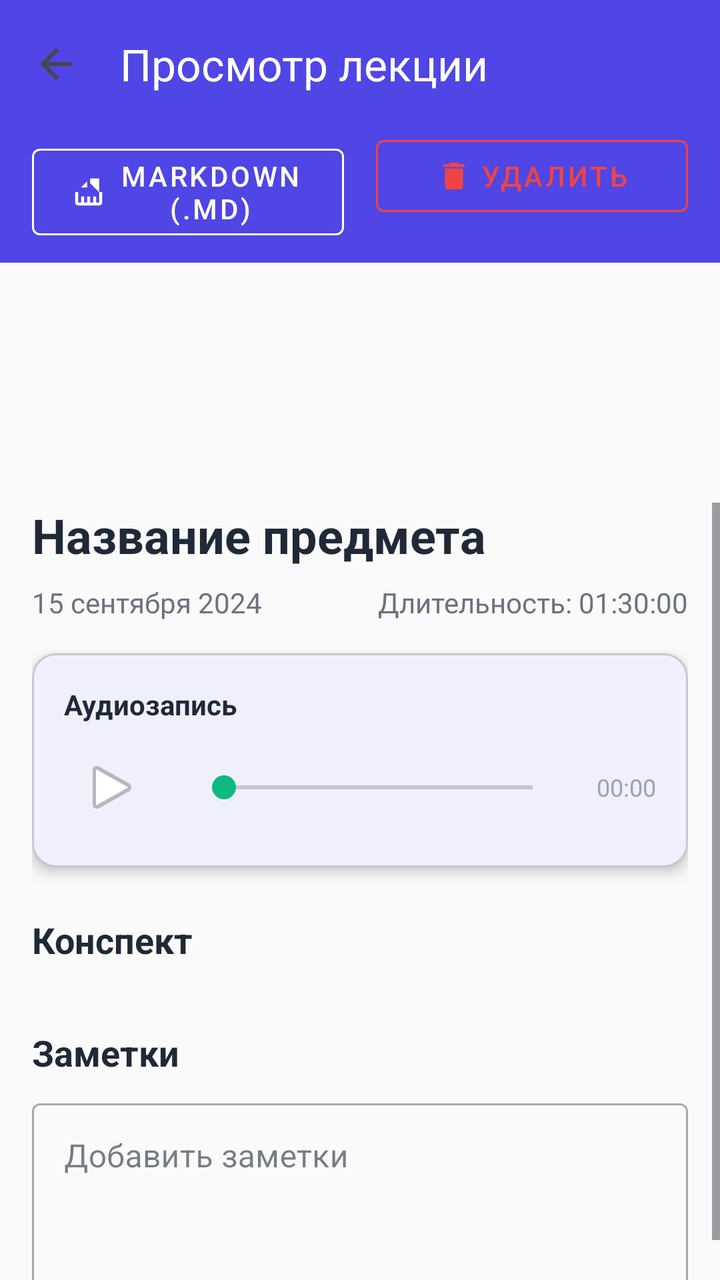
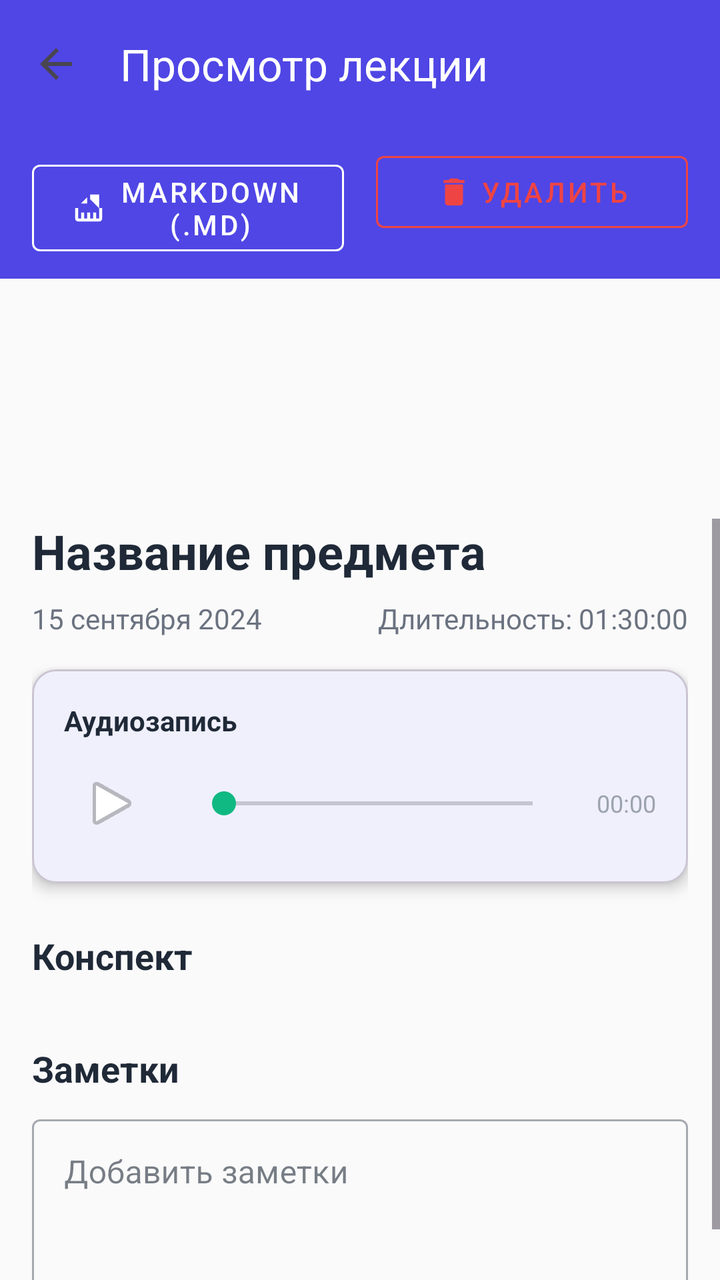

Screens rendered from an Android XML layout before and after an edit, with the pre-edit source and the edit as a unified diff.
<!-- AndroidManifest.xml: application theme Theme.Lector -->
<!-- res/layout/fragment_editor.xml -->
<?xml version="1.0" encoding="utf-8"?>
<androidx.coordinatorlayout.widget.CoordinatorLayout xmlns:android="http://schemas.android.com/apk/res/android"
    xmlns:app="http://schemas.android.com/apk/res-auto"
    android:layout_width="match_parent"
    android:layout_height="match_parent"
    android:background="@color/lector_background">

    
    <com.google.android.material.appbar.AppBarLayout
        android:id="@+id/appbar"
        android:layout_width="match_parent"
        android:layout_height="wrap_content"
        android:background="@color/lector_primary_dark"
        app:elevation="4dp">

        <com.google.android.material.appbar.MaterialToolbar
            android:id="@+id/toolbar"
            android:layout_width="match_parent"
            android:layout_height="?attr/actionBarSize"
            app:navigationIcon="@drawable/ic_back"
            app:title="Просмотр лекции"
            app:titleTextColor="@color/white" />

        
        <LinearLayout
            android:layout_width="match_parent"
            android:layout_height="wrap_content"
            android:orientation="horizontal"
            android:paddingHorizontal="16dp"
            android:paddingBottom="12dp">

            <com.google.android.material.button.MaterialButton
                android:id="@+id/btn_export"
                android:layout_width="0dp"
                android:layout_height="wrap_content"
                android:layout_weight="1"
                android:layout_marginEnd="8dp"
                style="@style/Widget.MaterialComponents.Button.OutlinedButton"
                android:text="@string/export_markdown"
                app:icon="@drawable/ic_export"
                app:iconGravity="textStart"
                app:strokeColor="@color/white"
                app:iconTint="@color/white"
                android:textColor="@color/white" />

            <com.google.android.material.button.MaterialButton
                android:id="@+id/btn_delete"
                android:layout_width="0dp"
                android:layout_height="wrap_content"
                android:layout_weight="1"
                android:layout_marginStart="8dp"
                style="@style/Widget.MaterialComponents.Button.OutlinedButton"
                android:text="@string/lecture_delete"
                app:icon="@drawable/ic_delete"
                app:iconGravity="textStart"
                app:strokeColor="@color/recording"
                app:iconTint="@color/recording"
                android:textColor="@color/recording" />

        </LinearLayout>

    </com.google.android.material.appbar.AppBarLayout>

    
    <ScrollView
        android:layout_width="match_parent"
        android:layout_height="match_parent"
        android:clipToPadding="false"
        android:paddingTop="120dp"
        android:paddingBottom="16dp"
        app:layout_behavior="@string/appbar_scrolling_view_behavior">

        <LinearLayout
            android:layout_width="match_parent"
            android:layout_height="wrap_content"
            android:orientation="vertical"
            android:paddingHorizontal="16dp">

            
            <TextView
                android:id="@+id/text_subject"
                android:layout_width="match_parent"
                android:layout_height="wrap_content"
                android:textSize="24sp"
                android:textStyle="bold"
                android:textColor="@color/lector_text_primary"
                android:text="Название предмета" />

            
            <LinearLayout
                android:layout_width="match_parent"
                android:layout_height="wrap_content"
                android:layout_marginTop="8dp"
                android:orientation="horizontal">

                <TextView
                    android:id="@+id/text_date"
                    android:layout_width="0dp"
                    android:layout_height="wrap_content"
                    android:layout_weight="1"
                    android:textSize="14sp"
                    android:textColor="@color/lector_text_secondary"
                    android:text="15 сентября 2024" />

                <TextView
                    android:id="@+id/text_duration"
                    android:layout_width="wrap_content"
                    android:layout_height="wrap_content"
                    android:textSize="14sp"
                    android:textColor="@color/lector_text_secondary"
                    android:text="Длительность: 01:30:00" />
            </LinearLayout>

            
            <com.google.android.material.card.MaterialCardView
                android:layout_width="match_parent"
                android:layout_height="wrap_content"
                android:layout_marginTop="16dp"
                app:cardCornerRadius="12dp"
                app:cardElevation="4dp">

                <LinearLayout
                    android:layout_width="match_parent"
                    android:layout_height="wrap_content"
                    android:orientation="vertical"
                    android:padding="16dp">

                    <TextView
                        android:layout_width="wrap_content"
                        android:layout_height="wrap_content"
                        android:text="Аудиозапись"
                        android:textSize="14sp"
                        android:textStyle="bold"
                        android:textColor="@color/lector_text_primary" />

                    
                    <LinearLayout
                        android:layout_width="match_parent"
                        android:layout_height="wrap_content"
                        android:layout_marginTop="8dp"
                        android:gravity="center_vertical"
                        android:orientation="horizontal">

                        <ImageButton
                            android:id="@+id/btn_play_pause"
                            android:layout_width="48dp"
                            android:layout_height="48dp"
                            android:background="?attr/selectableItemBackgroundBorderless"
                            android:src="@android:drawable/ic_media_play"
                            android:contentDescription="Воспроизвести" />

                        <SeekBar
                            android:id="@+id/seek_bar"
                            android:layout_width="0dp"
                            android:layout_height="wrap_content"
                            android:layout_weight="1"
                            android:layout_marginHorizontal="16dp" />

                        <TextView
                            android:id="@+id/text_current_time"
                            android:layout_width="wrap_content"
                            android:layout_height="wrap_content"
                            android:textSize="12sp"
                            android:textColor="@color/lector_text_hint"
                            android:text="00:00" />
                    </LinearLayout>

                </LinearLayout>

            </com.google.android.material.card.MaterialCardView>

            
            <TextView
                android:layout_width="wrap_content"
                android:layout_height="wrap_content"
                android:layout_marginTop="24dp"
                android:text="Конспект"
                android:textSize="18sp"
                android:textStyle="bold"
                android:textColor="@color/lector_text_primary" />

            <androidx.recyclerview.widget.RecyclerView
                android:id="@+id/recycler_view_blocks"
                android:layout_width="match_parent"
                android:layout_height="wrap_content"
                android:layout_marginTop="8dp"
                android:nestedScrollingEnabled="false" />

            
            <TextView
                android:layout_width="wrap_content"
                android:layout_height="wrap_content"
                android:layout_marginTop="24dp"
                android:text="Заметки"
                android:textSize="18sp"
                android:textStyle="bold"
                android:textColor="@color/lector_text_primary" />

            <com.google.android.material.textfield.TextInputLayout
                android:layout_width="match_parent"
                android:layout_height="wrap_content"
                android:layout_marginTop="8dp"
                style="@style/Widget.MaterialComponents.TextInputLayout.OutlinedBox"
                android:hint="Добавить заметки">

                <com.google.android.material.textfield.TextInputEditText
                    android:id="@+id/edit_notes"
                    android:layout_width="match_parent"
                    android:layout_height="wrap_content"
                    android:minLines="3"
                    android:gravity="top"
                    android:inputType="textMultiLine" />

            </com.google.android.material.textfield.TextInputLayout>

        </LinearLayout>

    </ScrollView>

</androidx.coordinatorlayout.widget.CoordinatorLayout>
<!-- resources referenced by this layout -->
<resources>
  <color name="lector_background">#FAFAFA</color>
  <color name="lector_primary_dark">#4F46E5</color>
  <color name="lector_text_hint">#9CA3AF</color>
  <color name="lector_text_primary">#1F2937</color>
  <color name="lector_text_secondary">#6B7280</color>
  <color name="recording">#EF4444</color>
  <color name="white">#FFFFFF</color>
  <!-- drawable ic_back (drawable) -->
  <?xml version="1.0" encoding="utf-8"?>
  <vector xmlns:android="http://schemas.android.com/apk/res/android"
      android:width="24dp"
      android:height="24dp"
      android:viewportWidth="24"
      android:viewportHeight="24"
      android:tint="?attr/colorControlNormal">
      <path
          android:fillColor="@android:color/white"
          android:pathData="M20,11H7.83l5.59,-5.59L12,4l-8,8 8,8 1.41,-1.41L7.83,13H20v-2z"/>
  </vector>
  <!-- drawable ic_delete (drawable) -->
  <?xml version="1.0" encoding="utf-8"?>
  <vector xmlns:android="http://schemas.android.com/apk/res/android"
      android:width="24dp"
      android:height="24dp"
      android:viewportWidth="24"
      android:viewportHeight="24"
      android:tint="?attr/colorControlNormal">
      <path
          android:fillColor="@android:color/white"
          android:pathData="M6,19c0,1.1 0.9,2 2,2h8c1.1,0 2,-0.9 2,-2V7H6v12zM19,4h-3.5l-1,-1h-5l-1,1H5v2h14V4z"/>
  </vector>
  <!-- drawable ic_export (drawable) -->
  <?xml version="1.0" encoding="utf-8"?>
  <vector xmlns:android="http://schemas.android.com/apk/res/android"
      android:width="24dp"
      android:height="24dp"
      android:viewportWidth="24"
      android:viewportHeight="24"
      android:tint="?attr/colorControlNormal">
      <path
          android:fillColor="@android:color/white"
          android:pathData="M19,12v7H5v-7H3v7c0,1.1 0.9,2 2,2h14c1.1,0 2,-0.9 2,-2v-7H19zM13,3v3.17l6,6V3H13zM6.83,9L11,4.83V9H6.83zM11,15v4h2v-4H11zM7,15v4h2v-4H7zM15,15v4h2v-4H15z"/>
  </vector>
  <string name="export_markdown">Markdown (.md)</string>
  <string name="lecture_delete">Удалить</string>
  <style name="Theme.Lector" parent="Base.Theme.Lector" />
  <style name="Base.Theme.Lector" parent="Theme.Material3.DayNight.NoActionBar">
          
          <item name="colorPrimary">@color/lector_primary</item>
          <item name="colorPrimaryVariant">@color/lector_primary_dark</item>
          <item name="colorOnPrimary">@color/white</item>
          
          
          <item name="colorSecondary">@color/lector_secondary</item>
          <item name="colorSecondaryVariant">@color/lector_secondary_dark</item>
          <item name="colorOnSecondary">@color/black</item>
          
          
          <item name="android:colorBackground">@color/lector_background</item>
          <item name="colorSurface">@color/lector_surface</item>
          <item name="colorOnSurface">@color/lector_text_primary</item>
          
          
          <item name="android:statusBarColor">@color/lector_primary_dark</item>
          <item name="android:navigationBarColor">@color/lector_surface</item>
          
          
          <item name="colorError">@color/recording</item>
          <item name="colorOnError">@color/white</item>
      </style>
  <color name="lector_primary">#6366F1</color>
  <color name="lector_secondary">#10B981</color>
  <color name="lector_secondary_dark">#059669</color>
  <color name="black">#000000</color>
  <color name="lector_surface">#FFFFFF</color>
</resources>

<!-- the commit's change to res/layout/fragment_editor.xml (unified diff, before → after) -->
@@ -20,6 +20,15 @@
             app:navigationIcon="@drawable/ic_back"
             app:title="Просмотр лекции"
             app:titleTextColor="@color/white" />
+
+        
+        <LinearLayout
+            android:id="@+id/plugin_toolbar_container"
+            android:layout_width="match_parent"
+            android:layout_height="wrap_content"
+            android:orientation="horizontal"
+            android:paddingHorizontal="16dp"
+            android:paddingBottom="8dp" />
 
         
         <LinearLayout
